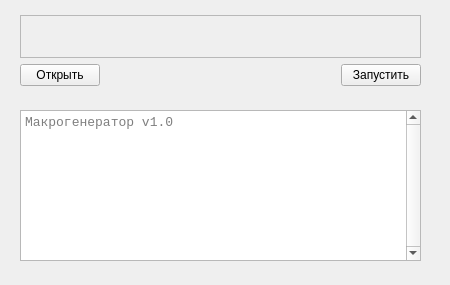
Before: the Qt Designer form mainwindow.ui in unsigned0/uum32_preprocessor, drawn with Qt 5.
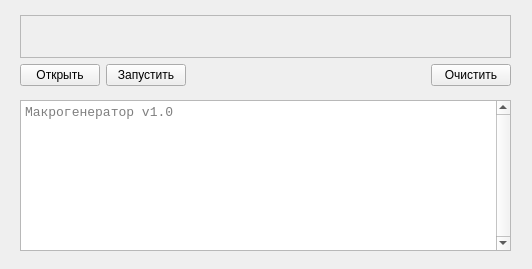
After: the same form once the commit is applied.

What changed in the file:
```diff
--- a/mainwindow.ui
+++ b/mainwindow.ui
@@ -6,8 +6,8 @@
    <rect>
     <x>0</x>
     <y>0</y>
-    <width>450</width>
-    <height>285</height>
+    <width>532</width>
+    <height>269</height>
    </rect>
   </property>
   <property name="windowTitle">
@@ -17,8 +17,8 @@
    <property name="geometry">
     <rect>
      <x>20</x>
-     <y>110</y>
-     <width>401</width>
+     <y>100</y>
+     <width>491</width>
      <height>151</height>
     </rect>
    </property>
@@ -43,7 +43,7 @@
     <rect>
      <x>20</x>
      <y>15</y>
-     <width>401</width>
+     <width>491</width>
      <height>71</height>
     </rect>
    </property>
@@ -83,7 +83,14 @@
        </widget>
       </item>
       <item>
-       <spacer name="horizontalSpacer">
+       <widget class="QPushButton" name="start_btn">
+        <property name="text">
+         <string>Запустить</string>
+        </property>
+       </widget>
+      </item>
+      <item>
+       <spacer name="horizontalSpacer_2">
         <property name="orientation">
          <enum>Qt::Horizontal</enum>
         </property>
@@ -96,9 +103,9 @@
        </spacer>
       </item>
       <item>
-       <widget class="QPushButton" name="start_btn">
+       <widget class="QPushButton" name="clear_btn">
         <property name="text">
-         <string>Запустить</string>
+         <string>Очистить</string>
         </property>
        </widget>
       </item>
```
